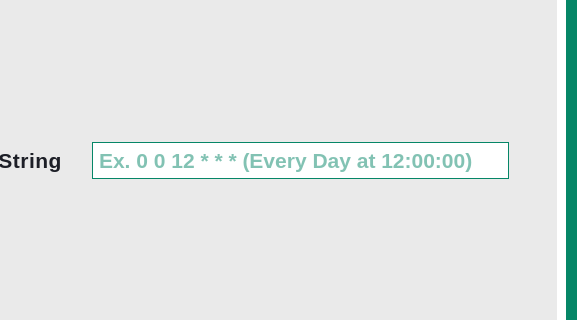
This is src/gui/dialog/create_schedule_dialog.ui in HPE-Backup-and-Recovery-System/ResilioZ as Qt 5 draws it before an edit; both pictures show x 423 to 1000 and y 170 to 490 of the 1000 by 600 pixel window. The edited form follows.
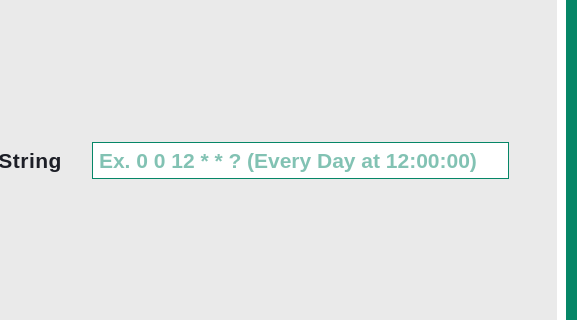
This is the edited form. The open tabs and pages were chosen to show the change. Icons and pictures are not drawn.

```diff
--- a/src/gui/dialog/create_schedule_dialog.ui
+++ b/src/gui/dialog/create_schedule_dialog.ui
@@ -623,7 +623,7 @@
                      <string>Format: Second Minute Hour Day Month Weekday</string>
                     </property>
                     <property name="placeholderText">
-                     <string>Ex. 0 0 12 * * * (Every Day at 12:00:00)</string>
+                     <string>Ex. 0 0 12 * * ? (Every Day at 12:00:00)</string>
                     </property>
                    </widget>
                   </item>
```
Left out of the diff: 2 changed lines with no effect on the pictures.
